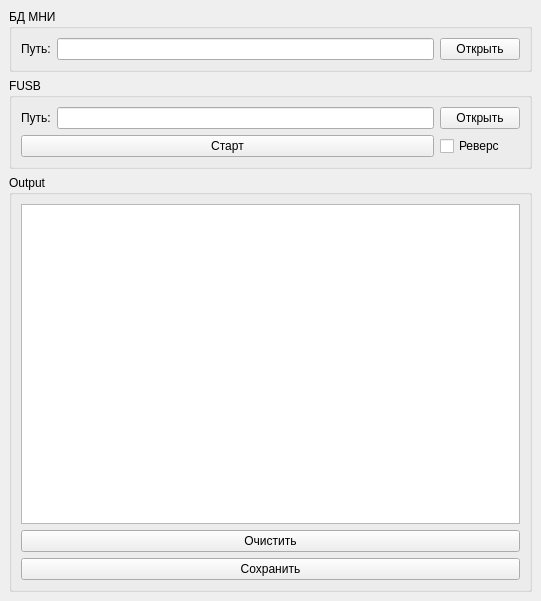
The window that untitled.ui (sh94ya/MNI) describes before a commit, drawn with Qt 5.
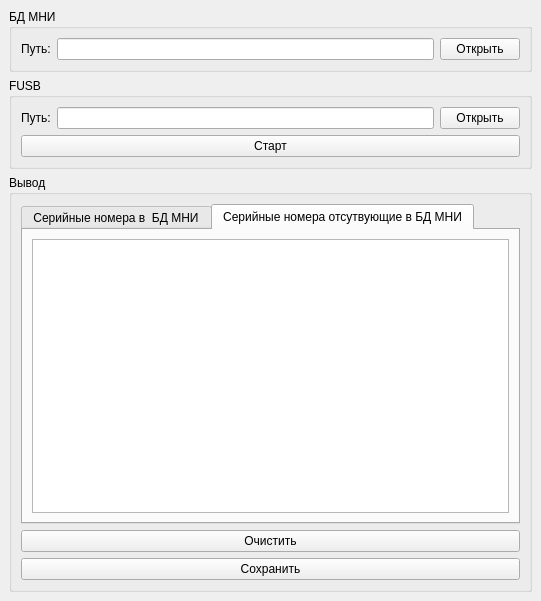
The same window after the commit. Icons and pictures are not drawn.

Commit message: #Add two tab

Diff of the .ui file:
```diff
--- a/untitled.ui
+++ b/untitled.ui
@@ -80,38 +80,66 @@
          </property>
         </widget>
        </item>
-       <item row="1" column="0" colspan="2">
+       <item row="1" column="0" colspan="3">
         <widget class="QPushButton" name="pushButton_3">
          <property name="text">
           <string>Старт</string>
          </property>
         </widget>
        </item>
-       <item row="1" column="2">
-        <widget class="QCheckBox" name="checkBox_2">
-         <property name="text">
-          <string>Реверс</string>
-         </property>
-        </widget>
-       </item>
       </layout>
      </widget>
     </item>
     <item>
      <widget class="QGroupBox" name="groupBox_3">
       <property name="title">
-       <string>Output</string>
+       <string>Вывод</string>
       </property>
       <layout class="QVBoxLayout" name="verticalLayout_2">
        <item>
-        <widget class="QTextEdit" name="textEdit">
-         <property name="html">
-          <string>&lt;!DOCTYPE HTML PUBLIC &quot;-//W3C//DTD HTML 4.0//EN&quot; &quot;http://www.w3.org/TR/REC-html40/strict.dtd&quot;&gt;
-&lt;html&gt;&lt;head&gt;&lt;meta name=&quot;qrichtext&quot; content=&quot;1&quot; /&gt;&lt;style type=&quot;text/css&quot;&gt;
-p, li { white-space: pre-wrap; }
-&lt;/style&gt;&lt;/head&gt;&lt;body style=&quot; font-family:'MS Shell Dlg 2'; font-size:8.25pt; font-weight:400; font-style:normal;&quot;&gt;
-&lt;p style=&quot;-qt-paragraph-type:empty; margin-top:18px; margin-bottom:12px; margin-left:0px; margin-right:0px; -qt-block-indent:0; text-indent:0px;&quot;&gt;&lt;br /&gt;&lt;/p&gt;&lt;/body&gt;&lt;/html&gt;</string>
+        <widget class="QTabWidget" name="tabWidget">
+         <property name="currentIndex">
+          <number>1</number>
          </property>
+         <widget class="QWidget" name="tab">
+          <property name="layoutDirection">
+           <enum>Qt::LeftToRight</enum>
+          </property>
+          <attribute name="title">
+           <string>Серийные номера в  БД МНИ</string>
+          </attribute>
+          <layout class="QVBoxLayout" name="verticalLayout_3">
+           <item>
+            <widget class="QTextEdit" name="textEdit">
+             <property name="html">
+              <string>&lt;!DOCTYPE HTML PUBLIC &quot;-//W3C//DTD HTML 4.0//EN&quot; &quot;http://www.w3.org/TR/REC-html40/strict.dtd&quot;&gt;
+&lt;html&gt;&lt;head&gt;&lt;meta name=&quot;qrichtext&quot; content=&quot;1&quot; /&gt;&lt;style type=&quot;text/css&quot;&gt;
+p, li { white-space: pre-wrap; }
+&lt;/style&gt;&lt;/head&gt;&lt;body style=&quot; font-family:'MS Shell Dlg 2'; font-size:8.25pt; font-weight:400; font-style:normal;&quot;&gt;
+&lt;p style=&quot;-qt-paragraph-type:empty; margin-top:18px; margin-bottom:12px; margin-left:0px; margin-right:0px; -qt-block-indent:0; text-indent:0px;&quot;&gt;&lt;br /&gt;&lt;/p&gt;&lt;/body&gt;&lt;/html&gt;</string>
+             </property>
+            </widget>
+           </item>
+          </layout>
+         </widget>
+         <widget class="QWidget" name="tab_2">
+          <attribute name="title">
+           <string>Серийные номера отсутвующие в БД МНИ</string>
+          </attribute>
+          <layout class="QVBoxLayout" name="verticalLayout_4">
+           <item>
+            <widget class="QTextEdit" name="textEdit_2">
+             <property name="html">
+              <string>&lt;!DOCTYPE HTML PUBLIC &quot;-//W3C//DTD HTML 4.0//EN&quot; &quot;http://www.w3.org/TR/REC-html40/strict.dtd&quot;&gt;
+&lt;html&gt;&lt;head&gt;&lt;meta name=&quot;qrichtext&quot; content=&quot;1&quot; /&gt;&lt;style type=&quot;text/css&quot;&gt;
+p, li { white-space: pre-wrap; }
+&lt;/style&gt;&lt;/head&gt;&lt;body style=&quot; font-family:'MS Shell Dlg 2'; font-size:8.25pt; font-weight:400; font-style:normal;&quot;&gt;
+&lt;p style=&quot;-qt-paragraph-type:empty; margin-top:18px; margin-bottom:12px; margin-left:0px; margin-right:0px; -qt-block-indent:0; text-indent:0px;&quot;&gt;&lt;br /&gt;&lt;/p&gt;&lt;/body&gt;&lt;/html&gt;</string>
+             </property>
+            </widget>
+           </item>
+          </layout>
+         </widget>
         </widget>
        </item>
        <item>
```
Left out of the diff: 16 changed lines with no effect on the pictures. The commit also changes 3 other files.
